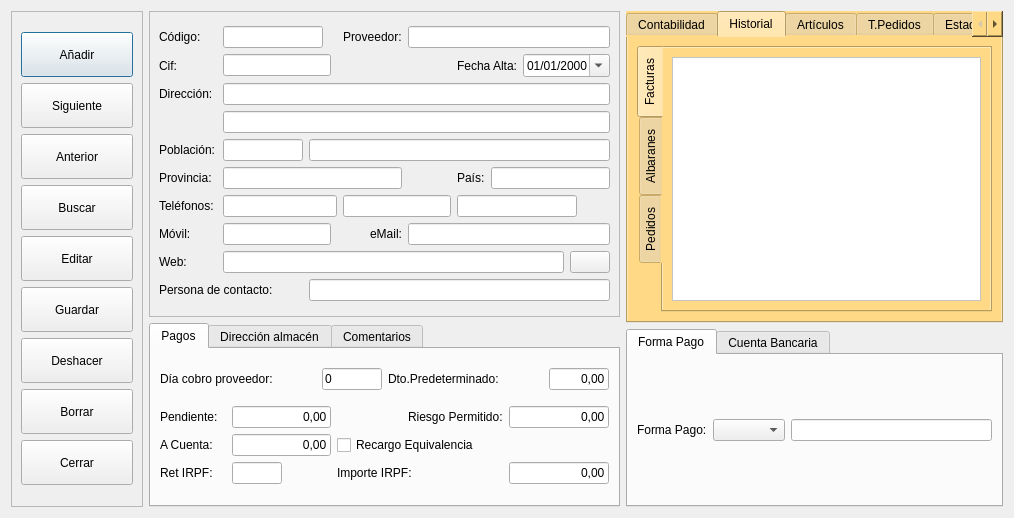
Before: the Qt Designer form frmproveedores.ui in arcnexus/RedFoX, drawn with Qt 5.
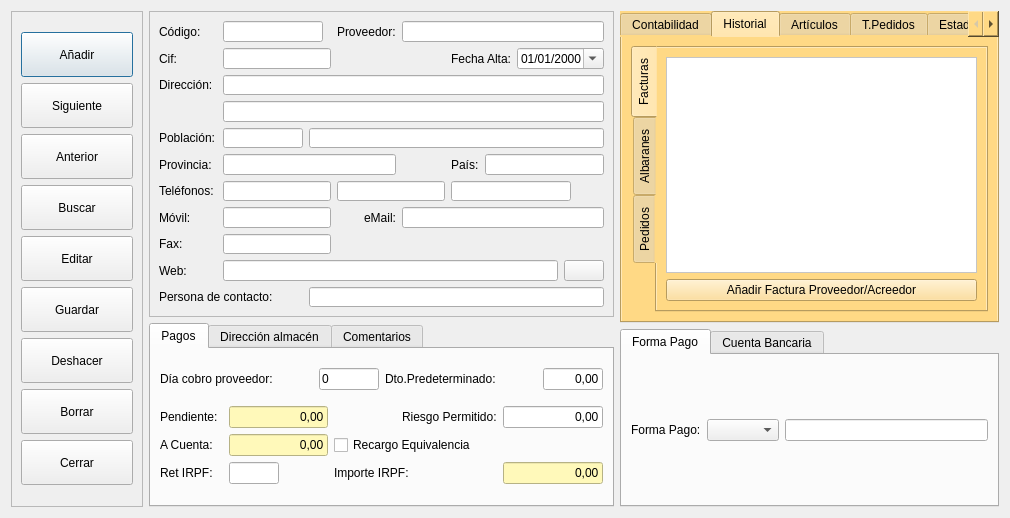
After: the same form once the commit is applied. The open tabs and pages were chosen to show the change. Icons and pictures are not drawn.

```diff
--- a/frmproveedores.ui
+++ b/frmproveedores.ui
@@ -6,7 +6,7 @@
    <rect>
     <x>0</x>
     <y>0</y>
-    <width>1014</width>
+    <width>1010</width>
     <height>493</height>
    </rect>
   </property>
@@ -312,7 +312,7 @@
           </widget>
          </item>
          <item row="2" column="1">
-          <widget class="QLineEdit" name="txtcCuentaPagoProveedor_2">
+          <widget class="QLineEdit" name="txtcCuentaPagos">
            <property name="maximumSize">
             <size>
              <width>150</width>
@@ -382,6 +382,13 @@
              </property>
             </widget>
            </item>
+           <item row="1" column="0">
+            <widget class="QPushButton" name="pushButton">
+             <property name="text">
+              <string>Añadir Factura Proveedor/Acreedor</string>
+             </property>
+            </widget>
+           </item>
           </layout>
          </widget>
          <widget class="QWidget" name="tab_9">
@@ -443,7 +450,7 @@
         </widget>
        </item>
        <item row="1" column="0">
-        <widget class="QTextEdit" name="tTextoparaPedidos">
+        <widget class="QTextEdit" name="txttTextoparaPedidos">
          <property name="styleSheet">
           <string notr="true">background-color: rgb(255, 255, 255);</string>
          </property>
@@ -464,7 +471,7 @@
         </widget>
        </item>
        <item row="0" column="1">
-        <widget class="QDateEdit" name="txtcFechaUltimaCompra">
+        <widget class="QDateEdit" name="txtdFechaUltimaCompra">
          <property name="enabled">
           <bool>false</bool>
          </property>
@@ -478,6 +485,9 @@
           <string notr="true">background-color: rgb(255, 251, 202);
 color: rgb(0, 0, 0);</string>
          </property>
+         <property name="displayFormat">
+          <string>dd/MM/yyyy</string>
+         </property>
          <property name="calendarPopup">
           <bool>true</bool>
          </property>
@@ -526,7 +536,7 @@
       </size>
      </property>
      <property name="currentIndex">
-      <number>0</number>
+      <number>1</number>
      </property>
      <widget class="QWidget" name="tab_14">
       <attribute name="title">
@@ -543,7 +553,7 @@
           </widget>
          </item>
          <item>
-          <widget class="QLineEdit" name="txtDiaCobro">
+          <widget class="QLineEdit" name="txtnDiaCobro">
            <property name="maximumSize">
             <size>
              <width>60</width>
@@ -591,12 +601,19 @@
          </item>
          <item row="0" column="1" colspan="2">
           <widget class="QLineEdit" name="txtrDeudaActual">
+           <property name="enabled">
+            <bool>false</bool>
+           </property>
            <property name="maximumSize">
             <size>
              <width>99</width>
              <height>16777215</height>
             </size>
            </property>
+           <property name="styleSheet">
+            <string notr="true">background-color: rgb(255, 249, 186);
+color: rgb(0, 0, 0);</string>
+           </property>
            <property name="text">
             <string>0,00</string>
            </property>
@@ -614,12 +631,19 @@
          </item>
          <item row="1" column="1">
           <widget class="QLineEdit" name="txtrEntregadoaCuenta">
+           <property name="enabled">
+            <bool>false</bool>
+           </property>
            <property name="maximumSize">
             <size>
              <width>99</width>
              <height>16777215</height>
             </size>
            </property>
+           <property name="styleSheet">
+            <string notr="true">background-color: rgb(255, 249, 186);
+color: rgb(0, 0, 0);</string>
+           </property>
            <property name="text">
             <string>                  0,00</string>
            </property>
@@ -643,7 +667,7 @@
           </widget>
          </item>
          <item row="2" column="1">
-          <widget class="QLineEdit" name="lineEdit_43">
+          <widget class="QLineEdit" name="txtnTipoRetencionIRPF">
            <property name="maximumSize">
             <size>
              <width>50</width>
@@ -660,13 +684,20 @@
           </widget>
          </item>
          <item row="2" column="4">
-          <widget class="QLineEdit" name="lineEdit_44">
+          <widget class="QLineEdit" name="txtrRetencionIRPF">
+           <property name="enabled">
+            <bool>false</bool>
+           </property>
            <property name="maximumSize">
             <size>
              <width>100</width>
              <height>16777215</height>
             </size>
            </property>
+           <property name="styleSheet">
+            <string notr="true">background-color: rgb(255, 249, 186);
+color: rgb(0, 0, 0);</string>
+           </property>
            <property name="text">
             <string>0,00</string>
            </property>
@@ -747,7 +778,7 @@
           <widget class="QLineEdit" name="txtcProvinciaAmacen">
            <property name="maximumSize">
             <size>
-             <width>120</width>
+             <width>100</width>
              <height>16777215</height>
             </size>
            </property>
@@ -839,7 +870,7 @@
       </size>
      </property>
      <property name="currentIndex">
-      <number>1</number>
+      <number>0</number>
      </property>
      <widget class="QWidget" name="tab_4">
       <attribute name="title">
@@ -998,29 +1029,9 @@
           </property>
          </widget>
         </item>
-        <item row="1" column="1" colspan="2">
-         <widget class="QLineEdit" name="txtcCif">
-          <property name="maximumSize">
-           <size>
-            <width>120</width>
-            <height>16777215</height>
-           </size>
-          </property>
-         </widget>
-        </item>
         <item row="0" column="5" colspan="6">
          <widget class="QLineEdit" name="txtcProveedor"/>
         </item>
-        <item row="0" column="1" colspan="2">
-         <widget class="QLineEdit" name="txtcCodigo">
-          <property name="maximumSize">
-           <size>
-            <width>100</width>
-            <height>27</height>
-           </size>
-          </property>
-         </widget>
-        </item>
         <item row="0" column="0">
          <widget class="QLabel" name="label">
           <property name="text">
@@ -1119,46 +1130,20 @@
           </property>
          </widget>
         </item>
-        <item row="7" column="1" colspan="2">
-         <widget class="QLineEdit" name="txtcMovil">
-          <property name="minimumSize">
-           <size>
-            <width>82</width>
-            <height>0</height>
-           </size>
-          </property>
-          <property name="maximumSize">
-           <size>
-            <width>120</width>
-            <height>16777215</height>
-           </size>
-          </property>
-         </widget>
-        </item>
-        <item row="7" column="3" colspan="2">
-         <widget class="QLabel" name="txtcEmail">
-          <property name="text">
-           <string>eMail:</string>
-          </property>
-          <property name="alignment">
-           <set>Qt::AlignRight|Qt::AlignTrailing|Qt::AlignVCenter</set>
-          </property>
-         </widget>
-        </item>
         <item row="7" column="5" colspan="6">
-         <widget class="QLineEdit" name="lineEdit_13"/>
+         <widget class="QLineEdit" name="txtcEmail"/>
         </item>
-        <item row="8" column="0">
+        <item row="9" column="0">
          <widget class="QLabel" name="label_11">
           <property name="text">
            <string>Web:</string>
           </property>
          </widget>
         </item>
-        <item row="8" column="1" colspan="9">
+        <item row="9" column="1" colspan="9">
          <widget class="QLineEdit" name="txtcWeb"/>
         </item>
-        <item row="8" column="10">
+        <item row="9" column="10">
          <widget class="QPushButton" name="btnAbrirWeb">
           <property name="text">
            <string/>
@@ -1169,14 +1154,14 @@
           </property>
          </widget>
         </item>
-        <item row="9" column="0" colspan="2">
+        <item row="10" column="0" colspan="2">
          <widget class="QLabel" name="label_12">
           <property name="text">
            <string>Persona de contacto:</string>
           </property>
          </widget>
         </item>
-        <item row="9" column="2" colspan="9">
+        <item row="10" column="2" colspan="9">
          <widget class="QLineEdit" name="txtcPersonaContacto"/>
         </item>
         <item row="0" column="4">
@@ -1187,7 +1172,14 @@
          </widget>
         </item>
         <item row="4" column="2" colspan="9">
-         <widget class="QLineEdit" name="txtcPoblacion"/>
+         <widget class="QLineEdit" name="txtcPoblacion">
+          <property name="enabled">
+           <bool>true</bool>
+          </property>
+          <property name="autoFillBackground">
+           <bool>false</bool>
+          </property>
+         </widget>
         </item>
         <item row="5" column="0">
          <widget class="QLabel" name="label_13">
@@ -1209,6 +1201,62 @@
         <item row="5" column="1" colspan="4">
          <widget class="QLineEdit" name="txtcProvincia"/>
         </item>
+        <item row="8" column="0">
+         <widget class="QLabel" name="label_15">
+          <property name="text">
+           <string>Fax:</string>
+          </property>
+         </widget>
+        </item>
+        <item row="1" column="1" colspan="3">
+         <widget class="QLineEdit" name="txtcCif">
+          <property name="maximumSize">
+           <size>
+            <width>120</width>
+            <height>16777215</height>
+           </size>
+          </property>
+         </widget>
+        </item>
+        <item row="8" column="1" colspan="3">
+         <widget class="QLineEdit" name="txtcFax"/>
+        </item>
+        <item row="0" column="1" colspan="3">
+         <widget class="QLineEdit" name="txtcCodigo">
+          <property name="maximumSize">
+           <size>
+            <width>100</width>
+            <height>27</height>
+           </size>
+          </property>
+         </widget>
+        </item>
+        <item row="7" column="4">
+         <widget class="QLabel" name="lblEmail">
+          <property name="text">
+           <string>eMail:</string>
+          </property>
+          <property name="alignment">
+           <set>Qt::AlignRight|Qt::AlignTrailing|Qt::AlignVCenter</set>
+          </property>
+         </widget>
+        </item>
+        <item row="7" column="1" colspan="3">
+         <widget class="QLineEdit" name="txtcMovil">
+          <property name="minimumSize">
+           <size>
+            <width>82</width>
+            <height>0</height>
+           </size>
+          </property>
+          <property name="maximumSize">
+           <size>
+            <width>120</width>
+            <height>16777215</height>
+           </size>
+          </property>
+         </widget>
+        </item>
        </layout>
       </item>
      </layout>
```
Left out of the diff: 71 changed lines with no effect on the pictures.
